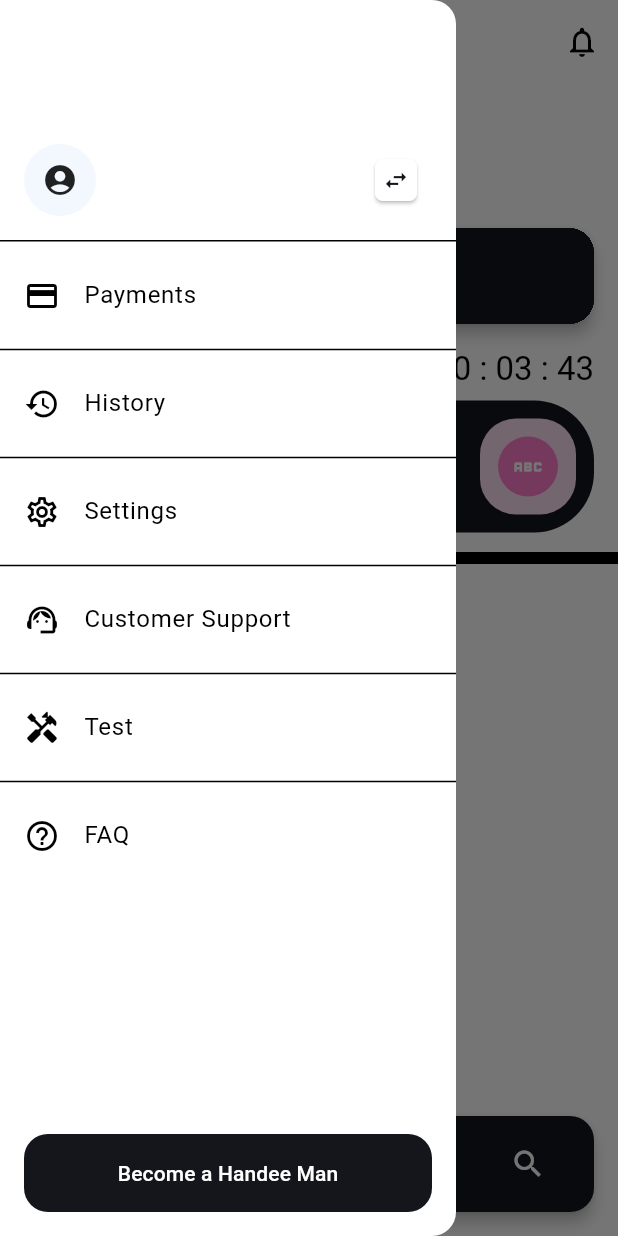
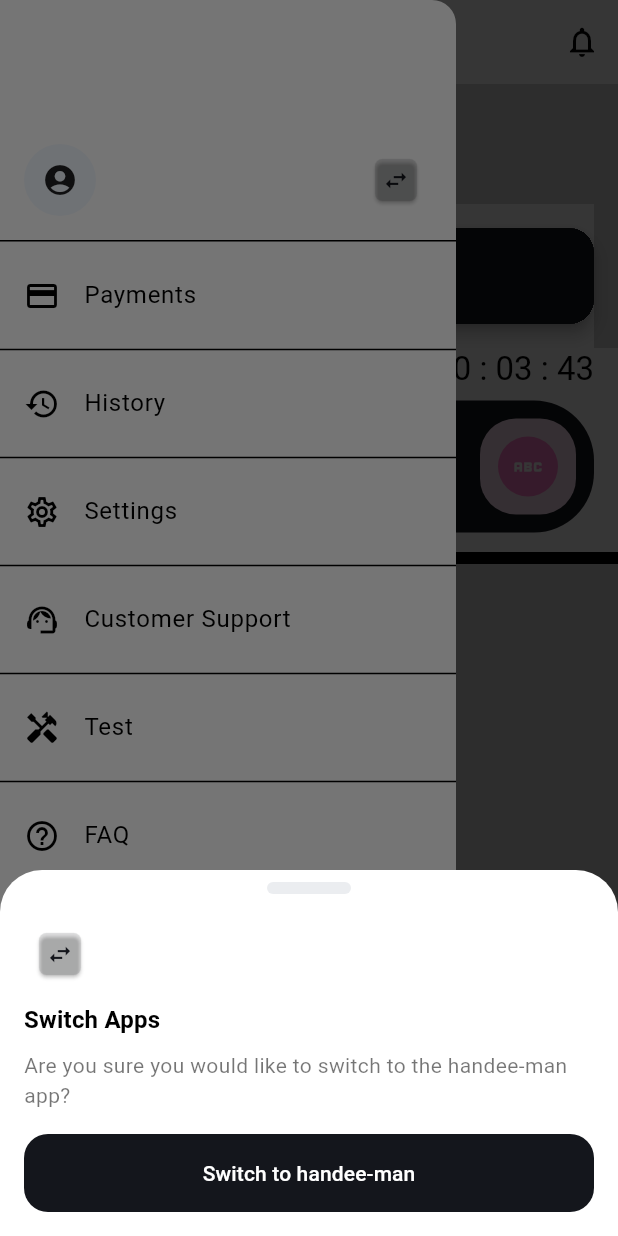
Before and after one commit to Handees/mobile, a Flutter app: the screen it shows once a user with an empty profile is signed in, in the side drawer, after a tap on the "swap horiz" icon, on a phone screen of 412 x 824 dp. Run offline on Flutter 3.47's test engine with Material 2 defaults, Android fonts, the phone set to English and light mode, and no system bars; our stand-ins replace firebase_auth, firebase_core, flutter_riverpod, geolocator, google_fonts, google_maps_flutter and 3 more; missing offline and left inert: firebase_app_check, flutter_paystack; accounts and stored records are empty.

Commit message:
Added ArtisanHome to routes

```diff
--- a/lib/artisan_app/features/home/home.dart
+++ b/lib/artisan_app/features/home/home.dart
@@ -1,10 +1,14 @@
 import 'package:flutter/material.dart';
 
-class HomeScreen extends StatelessWidget {
-  const HomeScreen({super.key});
+class ArtisanHomeScreen extends StatelessWidget {
+  const ArtisanHomeScreen({super.key});
 
   @override
   Widget build(BuildContext context) {
-    return Container();
+    return const Scaffold(
+      body: Center(
+        child: Text("Hello World"),
+      ),
+    );
   }
 }
--- a/lib/customer_app/features/home/ui/home_screen.dart
+++ b/lib/customer_app/features/home/ui/home_screen.dart
@@ -3,6 +3,8 @@ import 'package:flutter/services.dart';
 import 'package:flutter_riverpod/flutter_riverpod.dart';
 import 'package:handees/customer_app/features/auth/providers/auth_provider.dart';
 import 'package:handees/customer_app/features/home/providers/home_provider.dart';
+import 'package:handees/customer_app/features/home/ui/swap_app_bottom_sheet.dart';
+import 'package:handees/customer_app/features/home/ui/swap_button.dart';
 import 'package:handees/customer_app/features/test/test.dart';
 import 'package:handees/customer_app/features/tracker/ui/tracking_screen.dart';
 import 'package:handees/customer_app/services/auth_service.dart';
@@ -82,25 +84,21 @@ class HomeScreen extends ConsumerWidget {
                                       Theme.of(context).textTheme.titleMedium,
                                 ),
                                 const Spacer(),
-                                ElevatedButton(
-                                  onPressed: () {
-                                    debugPrint("Swap button pressed");
-                                  },
-                                  style: ElevatedButton.styleFrom(
-                                    minimumSize: Size.zero,
-                                    padding: const EdgeInsets.all(5),
-                                    shape: const RoundedRectangleBorder(
-                                      borderRadius: BorderRadius.all(
-                                        Radius.circular(5),
-                                      ),
-                                    ),
-                                    backgroundColor:
-                                        Theme.of(context).colorScheme.onPrimary,
-                                  ),
-                                  child: const Icon(
-                                    Icons.swap_horiz,
-                                  ),
-                                )
+                                SwapButton(() {
+                                  showModalBottomSheet(
+                                      context: context,
+                                      isScrollControlled: true,
+                                      builder: (sheetCtx) {
+                                        return Padding(
+                                          padding: EdgeInsets.only(
+                                            bottom: MediaQuery.of(sheetCtx)
+                                                .viewInsets
+                                                .bottom,
+                                          ),
+                                          child: const SwapAppBottomSheet(),
+                                        );
+                                      });
+                                })
                               ],
                             ),
                           ),
@@ -279,7 +277,7 @@ class HomeScreen extends ConsumerWidget {
                                 });
                           },
                           child: Padding(
-                            padding: EdgeInsets.symmetric(
+                            padding: const EdgeInsets.symmetric(
                               vertical: 8.0,
                               horizontal: horizontalPadding,
                             ),
--- /dev/null
+++ b/lib/customer_app/features/home/ui/swap_app_bottom_sheet.dart
@@ -0,0 +1,78 @@
+import 'package:flutter/material.dart';
+import 'package:handees/customer_app/features/home/ui/swap_button.dart';
+import 'package:handees/customer_app/models/jobs/job_category.dart';
+import 'package:handees/customer_app/services/booking_service.dart';
+import 'package:handees/routes/routes.dart';
+import 'package:handees/theme/theme.dart';
+
+import 'service_card.dart';
+
+class SwapAppBottomSheet extends StatelessWidget {
+  const SwapAppBottomSheet({
+    Key? key,
+  }) : super(key: key);
+
+  @override
+  Widget build(BuildContext context) {
+    return Padding(
+      padding: const EdgeInsets.symmetric(
+        vertical: 8,
+        horizontal: 16,
+      ),
+      child: Column(
+        mainAxisSize: MainAxisSize.min,
+        children: [
+          Container(
+            width: 56,
+            height: 8,
+            decoration: BoxDecoration(
+              borderRadius: BorderRadius.circular(4),
+              color: Theme.of(context).colorScheme.secondary,
+            ),
+          ),
+          const SizedBox(height: 16.0),
+          Align(
+            alignment: Alignment.centerLeft,
+            child: SwapButton(() {}),
+          ),
+          const SizedBox(height: 8.0),
+          Align(
+            alignment: Alignment.topLeft,
+            child: Text(
+              "Switch Apps",
+              style: Theme.of(context)
+                  .textTheme
+                  .titleMedium
+                  ?.copyWith(fontWeight: FontWeight.bold),
+            ),
+          ),
+          const SizedBox(height: 8.0),
+          Align(
+            alignment: Alignment.topLeft,
+            child: Text(
+              "Are you sure you would like to switch to the handee-man app?",
+              style: Theme.of(context).textTheme.bodyMedium?.copyWith(
+                    color: Theme.of(context).unselectedWidgetColor,
+                  ),
+            ),
+          ),
+          const SizedBox(height: 16.0),
+          SizedBox(
+            width: double.infinity,
+            child: ElevatedButton(
+              onPressed: () async {
+                final res = await Navigator.of(context)
+                    .pushNamed(ArtisanAppRoutes.home);
+                print(res);
+              },
+              style:
+                  Theme.of(context).extension<ButtonThemeExtensions>()?.filled,
+              child: const Text('Switch to handee-man'),
+            ),
+          ),
+          const SizedBox(height: 8.0),
+        ],
+      ),
+    );
+  }
+}
--- /dev/null
+++ b/lib/customer_app/features/home/ui/swap_button.dart
@@ -0,0 +1,27 @@
+import "package:flutter/material.dart";
+
+class SwapButton extends StatelessWidget {
+  const SwapButton(this.onClick, {super.key});
+
+  final void Function() onClick;
+
+  @override
+  Widget build(BuildContext context) {
+    return ElevatedButton(
+      onPressed: onClick,
+      style: ElevatedButton.styleFrom(
+        minimumSize: Size.zero,
+        padding: const EdgeInsets.all(5),
+        shape: const RoundedRectangleBorder(
+          borderRadius: BorderRadius.all(
+            Radius.circular(5),
+          ),
+        ),
+        backgroundColor: Theme.of(context).colorScheme.background,
+      ),
+      child: const Icon(
+        Icons.swap_horiz,
+      ),
+    );
+  }
+}
--- a/lib/customer_app/models/jobs/job_category.dart
+++ b/lib/customer_app/models/jobs/job_category.dart
@@ -70,4 +70,5 @@ const jobCategories = [
   _JobCategories.hairStylist,
   _JobCategories.housekeeping,
   _JobCategories.laundry,
+  _JobCategories.barber,
 ];
--- a/lib/main.dart
+++ b/lib/main.dart
@@ -59,7 +59,7 @@ class MyApp extends StatelessWidget {
   // This widget is the root of your application.
   @override
   Widget build(BuildContext context) {
-    print("App staarted printing");
+    debugPrint("App staarted printing");
 
     return MaterialApp(
       title: 'Handees',
--- a/lib/routes/routes.dart
+++ b/lib/routes/routes.dart
@@ -1,5 +1,6 @@
 import 'package:firebase_auth/firebase_auth.dart';
 import 'package:flutter/material.dart';
+import 'package:handees/artisan_app/features/home/home.dart';
 import 'package:handees/customer_app/features/auth/ui/auth_screen.dart';
 import 'package:handees/customer_app/features/chat/ui/chat_screen.dart';
 import 'package:handees/customer_app/features/payments/ui/add_card_screen.dart';
@@ -114,6 +115,9 @@ Route<dynamic> onGenerateRoute(RouteSettings settings) {
     case CustomerAppRoutes.verifyCode:
       page = const VerifyCodeScreen();
       break;
+    case ArtisanAppRoutes.home:
+      page = const ArtisanHomeScreen();
+      break;
 
     case CustomerAppRoutes.pickService:
       pageRoute = MaterialPageRoute(
--- a/lib/theme/theme.dart
+++ b/lib/theme/theme.dart
@@ -9,6 +9,7 @@ const _lightColorScheme = ColorScheme.light(
   onPrimary: Colors.white,
   tertiary: Color.fromRGBO(243, 248, 254, 1),
   onSecondary: Color.fromRGBO(20, 22, 28, 1),
+  background: Color.fromRGBO(20, 22, 28, 0.1),
   secondary: Color.fromRGBO(235, 237, 240, 1),
   brightness: Brightness.light,
 );
```
Also changed, not shown: lib/customer_app/features/auth/providers/auth_provider.dart (line endings or trailing spaces).
